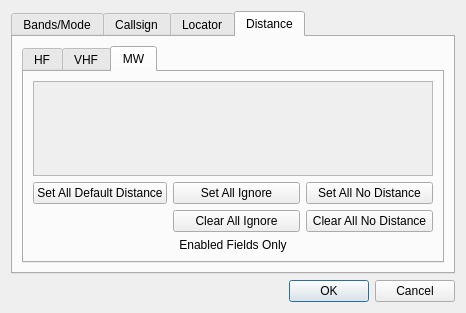
Before: the Qt Designer form mqt/MqtLogger/clusterclientfilterdialog.ui in Rsclub22/Minos2-Mirror, drawn with Qt 5.
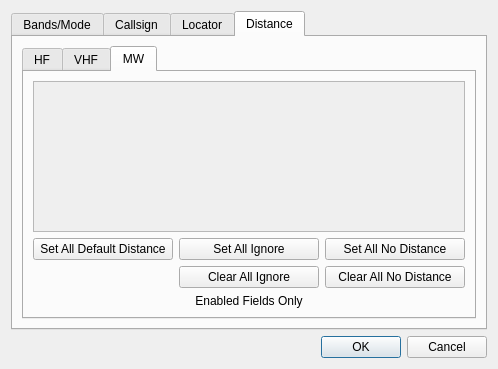
After: the same form once the commit is applied. The open tabs and pages were chosen to show the change.

What changed in the file:
```diff
--- a/mqt/MqtLogger/clusterclientfilterdialog.ui
+++ b/mqt/MqtLogger/clusterclientfilterdialog.ui
@@ -6,8 +6,8 @@
    <rect>
     <x>0</x>
     <y>0</y>
-    <width>461</width>
-    <height>313</height>
+    <width>498</width>
+    <height>369</height>
    </rect>
   </property>
   <property name="windowTitle">
@@ -592,8 +592,8 @@
                <rect>
                 <x>0</x>
                 <y>0</y>
-                <width>397</width>
-                <height>97</height>
+                <width>428</width>
+                <height>113</height>
                </rect>
               </property>
              </widget>
```
Left out of the diff: 10 changed lines with no effect on the pictures.
